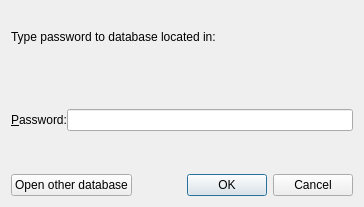
veaceslav/qpass-qt5, file dialogs/PreviousPasswordDialog.ui: the form before one commit.
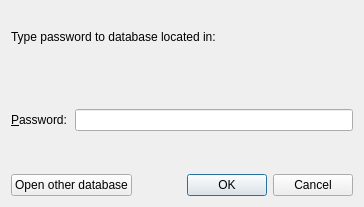
The form after the commit.

```diff
--- a/dialogs/PreviousPasswordDialog.ui
+++ b/dialogs/PreviousPasswordDialog.ui
@@ -90,6 +90,9 @@
        <property name="formAlignment">
         <set>Qt::AlignLeading|Qt::AlignLeft|Qt::AlignVCenter</set>
        </property>
+       <property name="horizontalSpacing">
+        <number>8</number>
+       </property>
        <item row="1" column="0">
         <widget class="QLabel" name="label_2">
          <property name="text">
```
Left out of the diff: 3 changed lines with no effect on the pictures.
